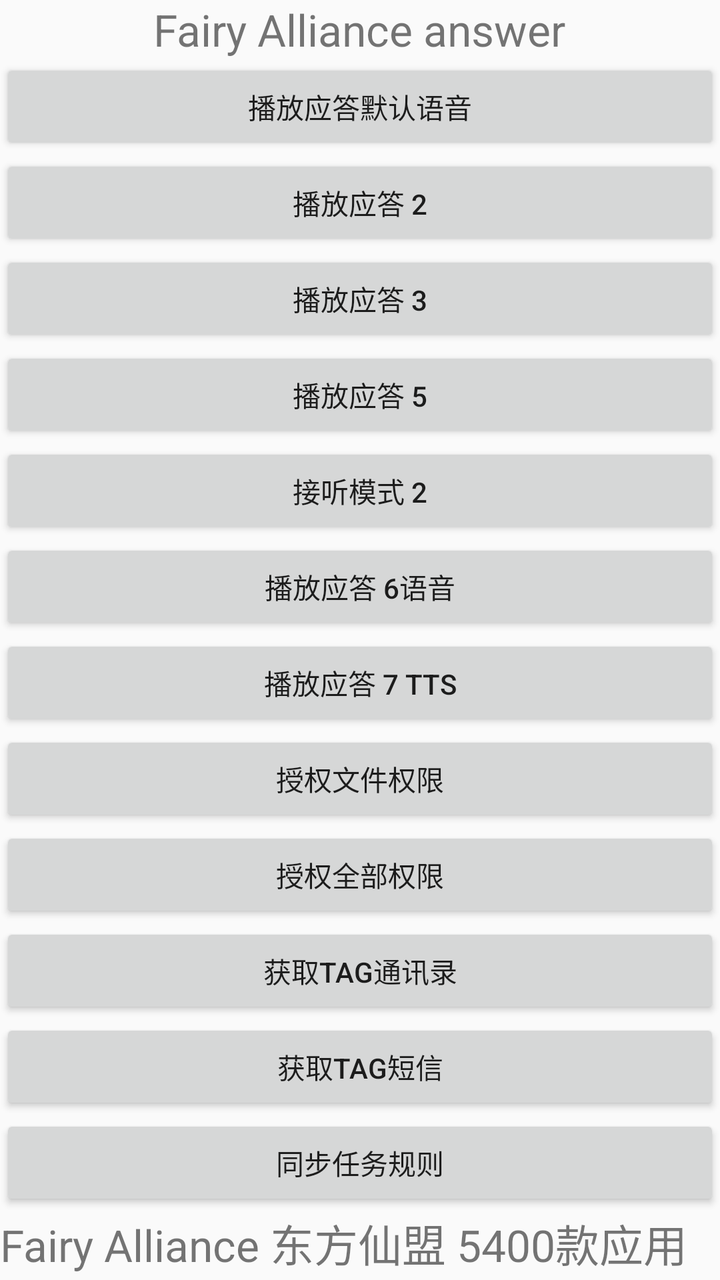
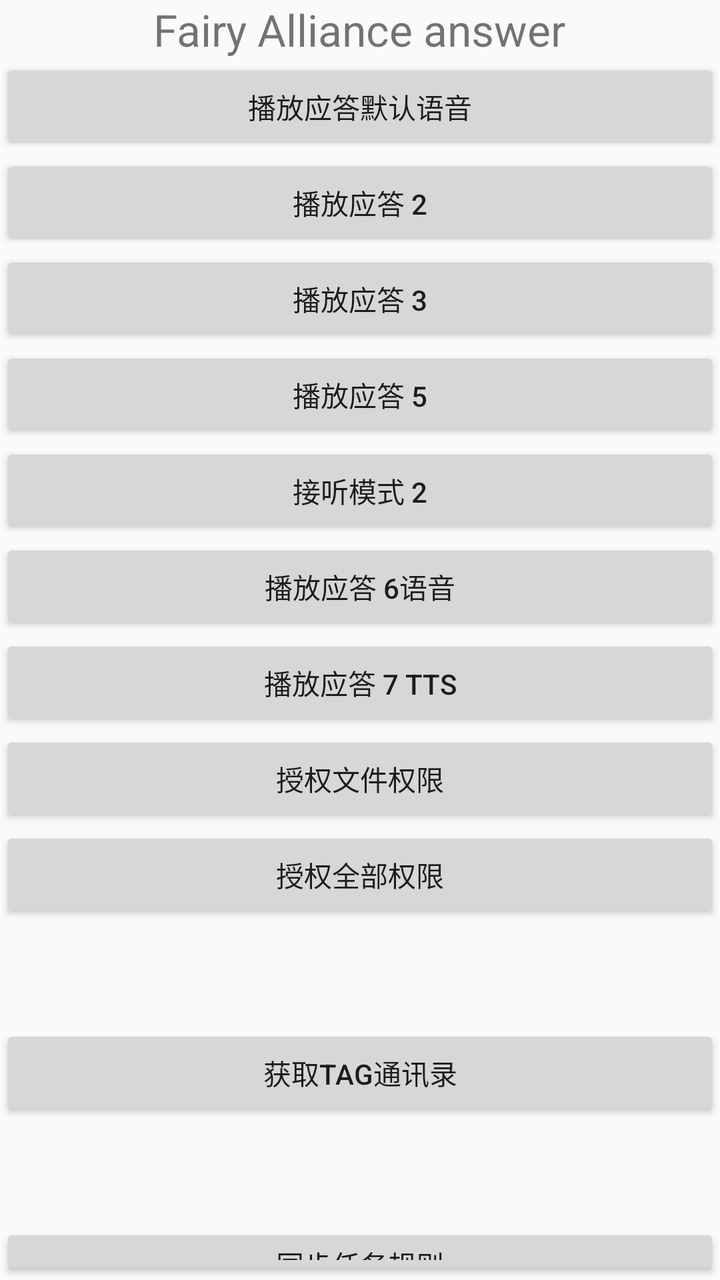

The first picture is an Android layout as it rendered before a commit; the second is the same layout after the commit. The layout source and the unified diff follow.
<!-- AndroidManifest.xml: activity theme Theme.Fairyalliancesmartphoneanswer -->
<!-- res/layout/activity_main.xml -->
<?xml version="1.0" encoding="utf-8"?>
<LinearLayout
    xmlns:android="http://schemas.android.com/apk/res/android"
    xmlns:tools="http://schemas.android.com/tools"
    android:id="@+id/main_layout"
    android:layout_width="match_parent"
    android:layout_height="match_parent"
    android:gravity="center"
    android:orientation="vertical"
    >

    <TextView
        android:layout_width="wrap_content"
        android:layout_height="wrap_content"
        android:text="Fairy Alliance answer"
        android:textSize="22sp"/>
        
          <Button
        android:layout_width="match_parent"
        android:layout_height="wrap_content"
        android:text="播放应答默认语音"
        android:onClick="playDefaultAudio"/>

    <Button
        android:layout_width="match_parent"
        android:layout_height="wrap_content"
        android:text="播放应答 2"
        android:onClick="playAudio2"/>

    <Button
        android:layout_width="match_parent"
        android:layout_height="wrap_content"
        android:text="播放应答 3"
        android:onClick="playAudio3"/>
        
        
         <Button
        android:layout_width="match_parent"
        android:layout_height="wrap_content"
        android:text="播放应答 5"
        android:onClick="playAudio5"/>
        
        
        <Button
        android:layout_width="match_parent"
        android:layout_height="wrap_content"
        android:text="接听模式 2"
        android:onClick="playAudio2byphone"/>
        
           <Button
        android:layout_width="match_parent"
        android:layout_height="wrap_content"
        android:text="播放应答 6语音"
        android:onClick="play4xml6res"/>
        
        
           <Button
        android:layout_width="match_parent"
        android:layout_height="wrap_content"
        android:text="播放应答 7 tts"
        android:onClick="play4xml7tts"/>

    <Button
        android:layout_width="match_parent"
        android:layout_height="wrap_content"
        android:text="授权文件权限"
        android:onClick="grantStoragePermission"/>

    <Button
        android:layout_width="match_parent"
        android:layout_height="wrap_content"
        android:text="授权全部权限"
        android:onClick="grantAllPermissions"/>
        
        
          <Button
        android:layout_width="match_parent"
        android:layout_height="wrap_content"
        android:text="获取tag通讯录"
        android:onClick="getContactBytag"/>
        
          <Button
        android:layout_width="match_parent"
        android:layout_height="wrap_content"
        android:text="获取tag短信"
        android:onClick="getSmsRecoredAnalysis"/>
        
        
           <Button
        android:layout_width="match_parent"
        android:layout_height="wrap_content"
        android:text="同步任务规则"
        android:onClick="synctaskrules"/>
        
        
         <TextView
        android:layout_width="wrap_content"
        android:layout_height="wrap_content"
        android:text="Fairy Alliance 东方仙盟 5400款应用 混沌系统"
        android:textSize="22sp"/>

</LinearLayout>
<!-- resources referenced by this layout -->
<resources>
  <style name="Theme.Fairyalliancesmartphoneanswer" parent="Theme.AppCompat.Light.NoActionBar" />
</resources>

<!-- the commit's change to res/layout/activity_main.xml (unified diff, before → after) -->
@@ -73,19 +73,36 @@
         android:onClick="grantAllPermissions"/>
         
         
-          <Button
+      
+        
+         
+         
+         <LinearLayout
+        android:layout_width="match_parent"
+        android:layout_height="wrap_content"
+        android:orientation="horizontal"
+        android:gravity="center">
+        
+            <Button
         android:layout_width="match_parent"
         android:layout_height="wrap_content"
         android:text="获取tag通讯录"
         android:onClick="getContactBytag"/>
         
-          <Button
+         <Button
         android:layout_width="match_parent"
         android:layout_height="wrap_content"
-        android:text="获取tag短信"
+        android:text="获取关键短信"
         android:onClick="getSmsRecoredAnalysis"/>
         
+         <Button
+        android:layout_width="match_parent"
+        android:layout_height="wrap_content"
+        android:text="获取all短信"
+        android:onClick="getSmsRecoredAnalysisAll"/>
         
+         </LinearLayout>
+    
            <Button
         android:layout_width="match_parent"
         android:layout_height="wrap_content"
